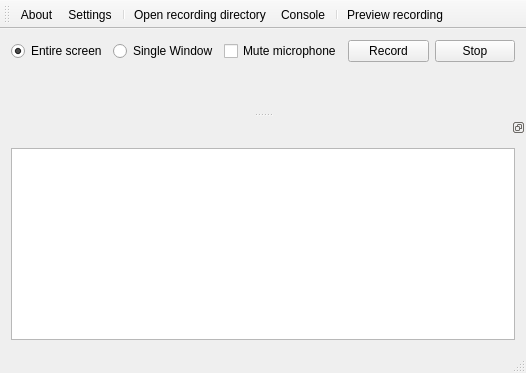
The window that source/mainwindow.ui (froksen/FDesktopRecorder) describes before a commit, drawn with Qt 5.
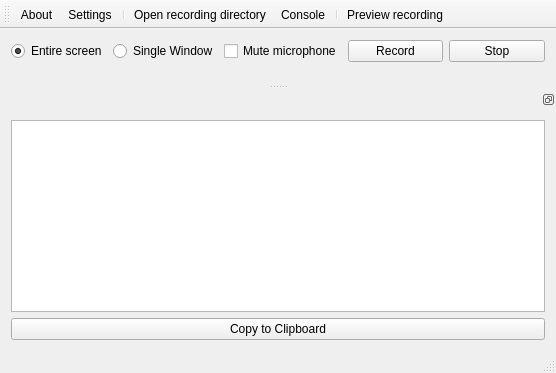
The same window after the commit. Icons and pictures are not drawn.

Commit message: Added "Copy to Clipboard" pushbutton Added a button so you can copy the consoleoutput to clipboard.

```diff
--- a/source/mainwindow.ui
+++ b/source/mainwindow.ui
@@ -6,7 +6,7 @@
    <rect>
     <x>0</x>
     <y>0</y>
-    <width>526</width>
+    <width>556</width>
     <height>373</height>
    </rect>
   </property>
@@ -177,6 +177,13 @@
        </property>
       </widget>
      </item>
+     <item>
+      <widget class="QPushButton" name="pushButtonConsoleCopyToClipboard">
+       <property name="text">
+        <string>Copy to Clipboard</string>
+       </property>
+      </widget>
+     </item>
     </layout>
    </widget>
   </widget>
```
Left out of the diff: 4 changed lines with no effect on the pictures. The commit also changes 2 other files.
